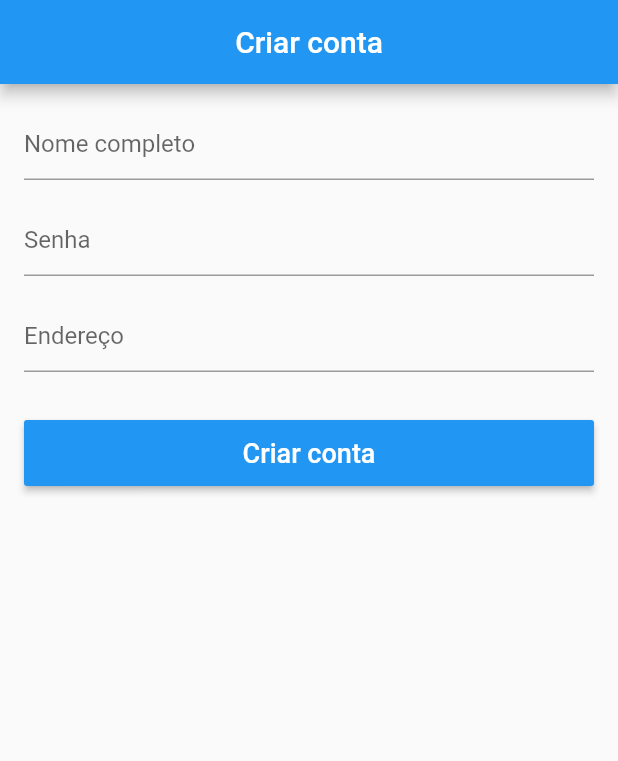
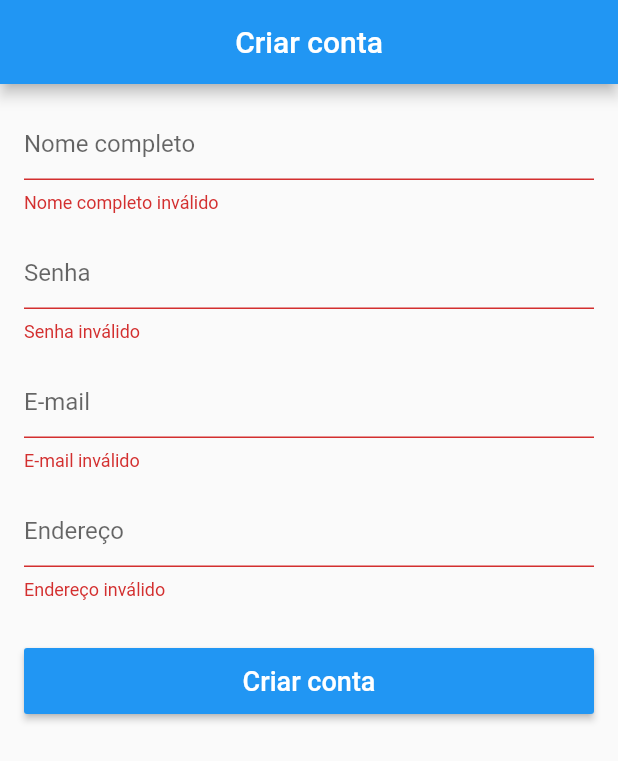
Before and after one commit to mateusFerrando/AndoridoFlutter, a Flutter app: the SingnupScreen screen opened directly, after a tap on "Criar conta", on a phone screen of 412 x 824 dp. Shown: the top 761 px of the screen. Run offline on Flutter 3.47's test engine with Material 2 defaults, Android fonts, the phone set to English and light mode, and no system bars; our stand-ins replace carousel_pro, cloud_firestore, firebase_auth, firebase_storage, google_sign_in, image_picker and 3 more; accounts and stored records are empty; network calls fail.

Commit message:
Ajustes loja virtual

```diff
--- a/loja_virtual/lib/screens/signup_screen.dart
+++ b/loja_virtual/lib/screens/signup_screen.dart
@@ -1,20 +1,42 @@
 import 'package:flutter/material.dart';
+import 'package:lojavirtual/models/user_model.dart';
+import 'package:scoped_model/scoped_model.dart';
 
-class SingnupScreen extends StatelessWidget {
+class SingnupScreen extends StatefulWidget {
+  @override
+  _SingnupScreenState createState() => _SingnupScreenState();
+}
+
+class _SingnupScreenState extends State<SingnupScreen> {
   final _formKey = GlobalKey<FormState>();
+  final _scaffoldKey = GlobalKey<ScaffoldState>();
+
+  final _nameControler = TextEditingController();
+  final _passControler = TextEditingController();
+  final _emailControler = TextEditingController();
+  final _enderecoControler = TextEditingController();
 
   @override
   Widget build(BuildContext context) {
     return Scaffold(
+      key: _scaffoldKey,
       appBar: AppBar(
         title: Text('Criar conta'),
         centerTitle: true,
       ),
-      body: Form(
+      body: ScopedModelDescendant<UserModel>(
+        builder: (context, child, model) {
+          if (model.isLoading)
+            return Center(
+              child: CircularProgressIndicator(),
+            );
+          return Form(
+            key: _formKey,
             child: ListView(
               padding: EdgeInsets.all(16.0),
               children: <Widget>[
                 TextFormField(
+                  controller: _nameControler,
                   decoration: InputDecoration(hintText: "Nome completo"),
                   validator: (text) {
                     if (text.isEmpty) return "Nome completo inválido";
@@ -24,9 +46,11 @@ class SingnupScreen extends StatelessWidget {
                   height: 16.0,
                 ),
                 TextFormField(
+                  controller: _passControler,
                   decoration: InputDecoration(hintText: "Senha"),
                   validator: (text) {
-                if (text.isEmpty || text.length < 6) return "Senha inválido";
+                    if (text.isEmpty || text.length < 6)
+                      return "Senha inválido";
                   },
                   obscureText: true,
                 ),
@@ -34,6 +58,18 @@ class SingnupScreen extends StatelessWidget {
                   height: 16.0,
                 ),
                 TextFormField(
+                  controller: _emailControler,
+                  decoration: InputDecoration(hintText: "E-mail"),
+                  validator: (text) {
+                    if (text.isEmpty || !text.contains("@"))
+                      return "E-mail inválido";
+                  },
+                ),
+                SizedBox(
+                  height: 16.0,
+                ),
+                TextFormField(
+                  controller: _enderecoControler,
                   decoration: InputDecoration(hintText: "Endereço "),
                   validator: (text) {
                     if (text.isEmpty) return "Endereço inválido";
@@ -56,14 +92,44 @@ class SingnupScreen extends StatelessWidget {
                     color: Theme.of(context).primaryColor,
                     onPressed: () {
                       if (_formKey.currentState.validate()) {
-
+                        Map<String, dynamic> userData = {
+                          "name": _nameControler.text,
+                          "email": _emailControler.text,
+                          "addres": _enderecoControler.text,
+                        };
+                        model.signUp(
+                            userData: userData,
+                            pass: _passControler.text,
+                            onSucces: _onSucces,
+                            onFail: _onFail);
                       }
                     },
                   ),
                 ),
               ],
             ),
+          );
+        },
       ),
     );
   }
+
+  void _onSucces() {
+    _scaffoldKey.currentState.showSnackBar(SnackBar(
+      content: Text("Usuário criado com sucesso"),
+      backgroundColor: Theme.of(context).primaryColor,
+      duration: Duration(seconds: 2),
+    ));
+    Future.delayed(Duration(seconds: 2)).then((_) {
+      Navigator.of(context).pop();
+    });
   }
+
+  void _onFail() {
+    _scaffoldKey.currentState.showSnackBar(SnackBar(
+      content: Text("Erro ao criar usuário"),
+      backgroundColor: Colors.redAccent,
+      duration: Duration(seconds: 2),
+    ));
+  }
+}
--- a/loja_virtual/pubspec.yaml
+++ b/loja_virtual/pubspec.yaml
@@ -34,7 +34,7 @@ dependencies:
   carousel_pro: ^1.0.0
   transparent_image: ^1.0.0
   scoped_model: ^1.0.1
-  firebase_auth: ^0.16.1
+  firebase_auth: ^0.11.1+12
   url_launcher: ^5.1.1
 
 dev_dependencies:
```
Also changed, not shown: loja_virtual/lib/main.dart (+6 -1 lines), loja_virtual/lib/models/user_model.dart (added, +101 -0 lines), loja_virtual/lib/screens/login_screen.dart (+50 -5 lines), loja_virtual/lib/widgets/custom_drawer.dart (+22 -11 lines), loja_virtual/pubspec.lock. Lines whose indentation alone changed are shown as unchanged.
